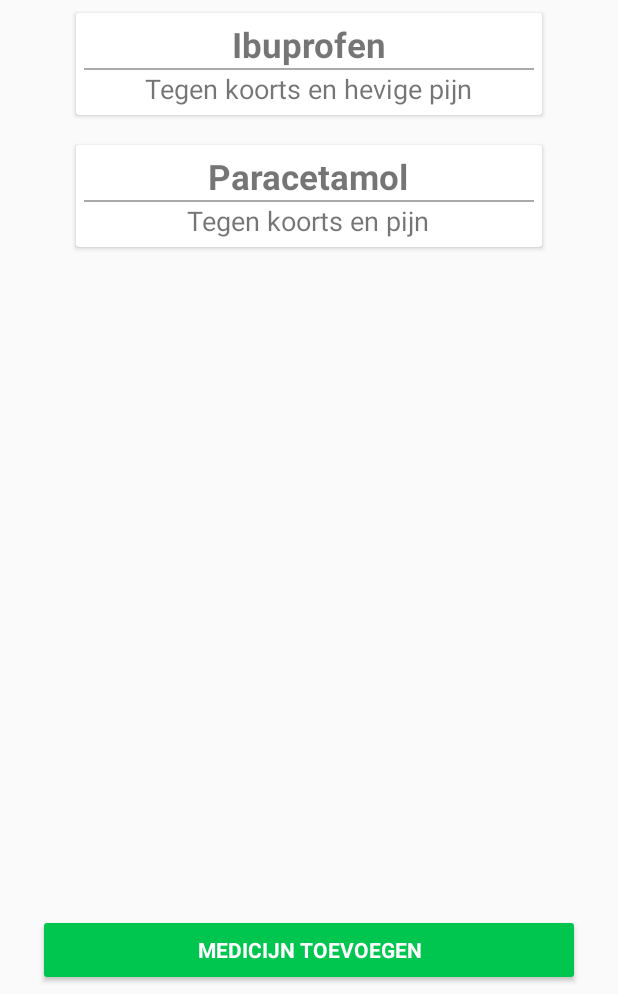
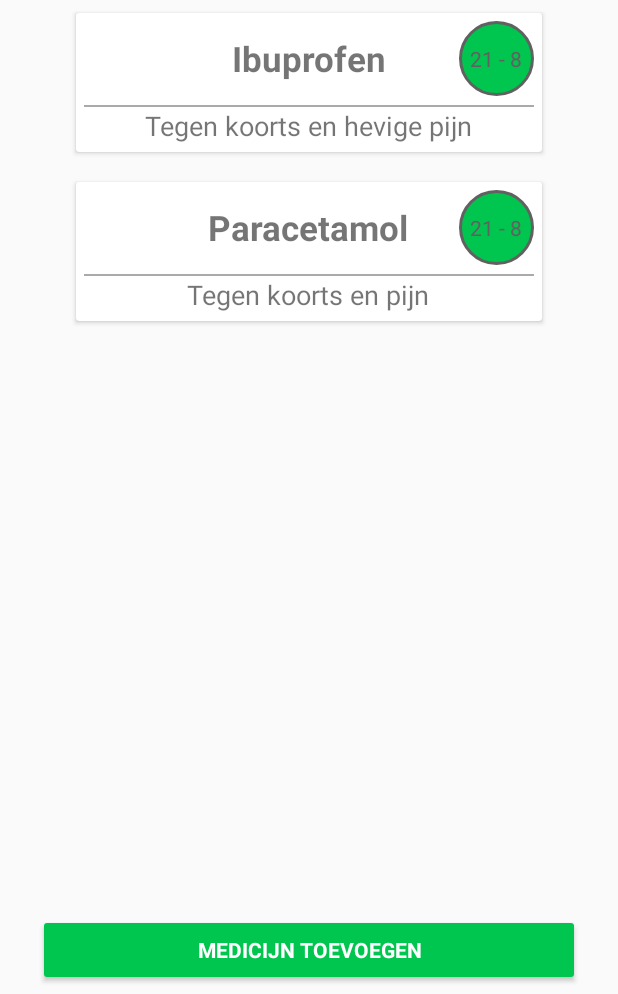
Before and after one commit to ZvanBercum/IIATIMD_Android, an Android app: the MedicineListFragment screen opened directly, with no data from a screen before it, on a phone screen of 412 x 824 dp, the part 242-1236 px from its top. Run offline under Robolectric (Android 15) with nearby library versions, the phone set to English and light mode, and no system bars; our stand-ins replace Room's generated code.

Commit message:
start of med edit

```diff
--- a/app/src/main/AndroidManifest.xml
+++ b/app/src/main/AndroidManifest.xml
@@ -13,9 +13,13 @@
         android:supportsRtl="true"
         android:theme="@style/AppTheme">
         <activity
+            android:name=".MedicineEditActivity"
+            android:label="@string/title_activity_medicine_edit"
+            android:theme="@style/AppTheme.NoActionBar"></activity>
+        <activity
             android:name=".MedicineActivity"
             android:label="@string/title_activity_medicine"
-            android:theme="@style/AppTheme.NoActionBar"></activity>
+            android:theme="@style/AppTheme.NoActionBar" />
         <activity android:name=".MainActivity">
             <intent-filter>
                 <action android:name="android.intent.action.MAIN" />
--- a/app/src/main/java/com/example/android/Resources/Database/DbUtils.kt
+++ b/app/src/main/java/com/example/android/Resources/Database/DbUtils.kt
@@ -23,11 +23,11 @@
             val medicineTwo = Medicine(name = "Paracetamol", desc = "Tegen koorts en pijn")
             val medTwoId = medicineDao.insert(medicineTwo)
 
-            val dosageOne = Dosage(dosage = "250mg", date = 1629459500, medicineId = medicineDao.insert(medicineOne))
-            val dosageTwo = Dosage(dosage = "500mg", date = 1629459500, medicineId = medTwoId)
-            val dosageThree = Dosage(dosage = "500mg", date = 1629459500, medicineId = medTwoId)
-            val dosageFour = Dosage(dosage = "100mg", date = 1629459500, medicineId = medTwoId)
-            val dosageFive = Dosage(dosage = "3500mg", date = 1629459500, medicineId = medTwoId)
+            val dosageOne = Dosage(dosage = "250mg", date = 1632228011, medicineId = medicineDao.insert(medicineOne))
+            val dosageTwo = Dosage(dosage = "500mg", date = 1632228012, medicineId = medTwoId)
+            val dosageThree = Dosage(dosage = "500mg", date = 1632573611, medicineId = medTwoId)
+            val dosageFour = Dosage(dosage = "100mg", date = 1632660011, medicineId = medTwoId)
+            val dosageFive = Dosage(dosage = "3500mg", date = 1632746411, medicineId = medTwoId)
 
             dosageDao.insert(dosageOne)
             dosageDao.insert(dosageTwo)
--- a/app/src/main/java/com/example/android/Resources/Database/Dosage/DosageDao.kt
+++ b/app/src/main/java/com/example/android/Resources/Database/Dosage/DosageDao.kt
@@ -21,4 +21,7 @@
 
     @get:Query("SELECT * FROM dosage ORDER BY medicineId ASC")
     val allDosages: LiveData<List<Dosage>>
+
+    @Query("SELECT MIN(date) FROM dosage WHERE medicineId = :id AND date >= :now")
+    suspend fun firstDosageByMed(id: Long, now: Long): Long
 }
--- a/app/src/main/java/com/example/android/Resources/Database/Medicine/MedicineListAdapter.kt
+++ b/app/src/main/java/com/example/android/Resources/Database/Medicine/MedicineListAdapter.kt
@@ -1,14 +1,23 @@
 package com.example.android.Resources.Database.Medicine
 
 import android.content.Context
+import android.content.Intent
 import android.util.Log
 import android.view.LayoutInflater
 import android.view.View
 import android.view.ViewGroup
 import android.widget.TextView
+import androidx.appcompat.app.AppCompatActivity
+import androidx.core.content.ContextCompat.startActivity
+import androidx.fragment.app.DialogFragment
 import androidx.recyclerview.widget.RecyclerView
-import com.example.android.R
-
+import com.example.android.*
+import com.example.android.Resources.Database.AppDatabase
+import com.example.android.Resources.Database.Medicine.MedicineListFragment.Companion.newInstance
+import kotlinx.coroutines.Dispatchers
+import kotlinx.coroutines.runBlocking
+import kotlinx.coroutines.withContext
+import java.util.*
 
 
 class MedicineListAdapter(val context: Context) : RecyclerView.Adapter<MedicineListAdapter.MedicineViewHolder>() {
@@ -31,14 +40,20 @@
             val medicine = it[position]
             holder.medicineText.text = medicine.name
             holder.medicineDesc.text = medicine.desc
-            Log.d("DEBUG", medicine.name.toString())
-//            holder.itemView.setOnClickListener {
-//                val dialogFragment: DialogFragment = MedicineSaveDialogFragment.newInstance(medicine.name)
-//                dialogFragment.show(
-//                    (context as AppCompatActivity).supportFragmentManager,
-//                    MedicineSaveDialogFragment.TAG_DIALOG_MEDICINE_SAVE
-//                )
-//            }
+            runBlocking {
+                val medicineCount = withContext(Dispatchers.Default){
+                    getFirstDosage(medicine)
+                }
+                holder.medicineCount.text = medicineCount ?: ""
+                if(medicineCount == null || medicineCount == ""){
+                    holder.medicineCount.visibility = View.GONE
+                }
+            }
+            holder.itemView.setOnClickListener {
+                val intent = Intent(context, MedicineEditActivity::class.java)
+                intent.putExtra("medicine", medicine.id.toString())
+                context.startActivity(intent)
+            }
         }
     }
 
@@ -50,8 +65,41 @@
         }
     }
 
+    private suspend fun getFirstDosage(medicine: Medicine): String? {
+        val timestamp = System.currentTimeMillis() / 1000
+        val time = AppDatabase.getDatabase(context).dosageDao().firstDosageByMed(medicine.id, timestamp)
+        if(time != null){
+            val diff = time - timestamp
+            if(diff <= 0) return ""
+            //diff is a day or smaller
+            if(diff <= 86400){
+                val minutes = diff/60
+                //Diff is an hour or bigger
+                if(diff >= 3600){
+                    val hours = minutes/60
+                    return "$hours uur"
+                }else{
+                    return "$minutes min"
+                }
+            }else {
+                val cal: Calendar = Calendar.getInstance()
+                //Convert Epoch Unix Timestamp from seconds to milliseconds
+                cal.timeInMillis = time*1000
+                if(diff < 31556926){
+                    val day = cal.get(Calendar.DATE)
+                    val month = cal.get(Calendar.MONTH)
+                    return "$day - $month"
+                }else{
+                    return cal.get(Calendar.YEAR).toString()
+                }
+            }
+        }
+        return ""
+    }
+
     class MedicineViewHolder(itemView: View) : RecyclerView.ViewHolder(itemView) {
         val medicineText: TextView = itemView.findViewById(R.id.Medicinename)
         val medicineDesc: TextView = itemView.findViewById(R.id.Medicinedescription)
+        val medicineCount: TextView = itemView.findViewById(R.id.Medicinetime)
     }
 }
--- a/app/src/main/java/com/example/android/Resources/Database/Medicine/MedicineListFragment.kt
+++ b/app/src/main/java/com/example/android/Resources/Database/Medicine/MedicineListFragment.kt
@@ -37,7 +37,6 @@
         (medicineViewModel as MedicinesViewModel).medicineList.observe(this, Observer{
             medicines: List<Medicine> ->
             medicineListAdapter.setMedicineList(medicines)
-            Log.d("DEBUG", medicines.toString())
         })
     }
 
@@ -45,7 +44,6 @@
         val recyclerView: RecyclerView = view.findViewById(R.id.recyclerview_medicines)
         medicineListAdapter = MedicineListAdapter(requireContext())
         recyclerView.adapter = medicineListAdapter
-//        recyclerView.addItemDecoration(DividerItemDecoration(context, DividerItemDecoration.VERTICAL))
         recyclerView.layoutManager = LinearLayoutManager(context)
     }
 
--- /dev/null
+++ b/app/src/main/res/drawable/circle_view.xml
@@ -0,0 +1,7 @@
+<?xml version="1.0" encoding="utf-8"?>
+<shape
+    xmlns:android="http://schemas.android.com/apk/res/android"
+    android:shape="oval">
+    <solid android:color="@color/colorAccent" />
+    <stroke android:color="@color/colorPrimary" android:width="2dp" />
+</shape>
--- /dev/null
+++ b/app/src/main/res/layout/content_medicine_edit.xml
@@ -0,0 +1,6 @@
+<?xml version="1.0" encoding="utf-8"?>
+<androidx.constraintlayout.widget.ConstraintLayout xmlns:android="http://schemas.android.com/apk/res/android"
+    xmlns:app="http://schemas.android.com/apk/res-auto"
+    android:layout_width="match_parent"
+    android:layout_height="match_parent"
+    app:layout_behavior="@string/appbar_scrolling_view_behavior"></androidx.constraintlayout.widget.ConstraintLayout>
--- a/app/src/main/res/layout/medicine_card.xml
+++ b/app/src/main/res/layout/medicine_card.xml
@@ -10,7 +10,6 @@
     android:layout_marginRight="10dp"
     android:layout_marginBottom="10dp"
     >
-
     <LinearLayout
         android:layout_width="match_parent"
         android:layout_height="match_parent"
@@ -23,17 +22,37 @@
             android:orientation="vertical"
             android:layout_gravity="center"
             android:gravity="center">
+            <FrameLayout
+                android:layout_width="match_parent"
+                android:layout_height="wrap_content"
+                android:layout_gravity="center">
                 <TextView
                     android:id="@+id/Medicinename"
                     android:layout_width="wrap_content"
                     android:layout_height="wrap_content"
                     android:textSize="23sp"
                     android:textStyle="bold"
+                    android:layout_gravity="center"
+
                     />
+                <TextView
+                    android:id="@+id/Medicinetime"
+                    android:layout_width="50dp"
+                    android:layout_height="50dp"
+                    android:gravity="center"
+                    android:textColor="@color/colorPrimary"
+                    android:padding="6dp"
+                    android:background="@drawable/circle_view"
+                    android:layout_gravity="end"
+                    />
+
+            </FrameLayout>
             <View
                 android:layout_width="match_parent"
                 android:layout_height="1dp"
-                android:background="@android:color/darker_gray"/>
+                android:layout_marginTop="6dp"
+                android:background="@android:color/darker_gray"
+                />
             <TextView
                 android:id="@+id/Medicinedescription"
                 android:layout_width="wrap_content"
--- a/app/src/main/res/values/strings.xml
+++ b/app/src/main/res/values/strings.xml
@@ -13,4 +13,5 @@
 
     <string name="hello_first_fragment">Hello first fragment</string>
     <string name="hello_second_fragment">Hello second fragment. Arg: %1$s</string>
+    <string name="title_activity_medicine_edit">MedicineEditActivity</string>
 </resources>
```
Also changed, not shown: app/src/main/java/com/example/android/FirstFragment.kt (added, +31 -0 lines), app/src/main/java/com/example/android/MedicineEditActivity.kt (added, +50 -0 lines), app/src/main/java/com/example/android/SecondFragment.kt (added, +31 -0 lines), app/src/main/res/layout/activity_medicine_edit.xml (added, +106 -0 lines), app/src/main/res/layout/fragment_first.xml (added, +28 -0 lines), app/src/main/res/layout/fragment_second.xml (added, +27 -0 lines), app/src/main/res/navigation/nav_graph.xml (+20 -0 lines). Lines whose indentation alone changed are shown as unchanged.
